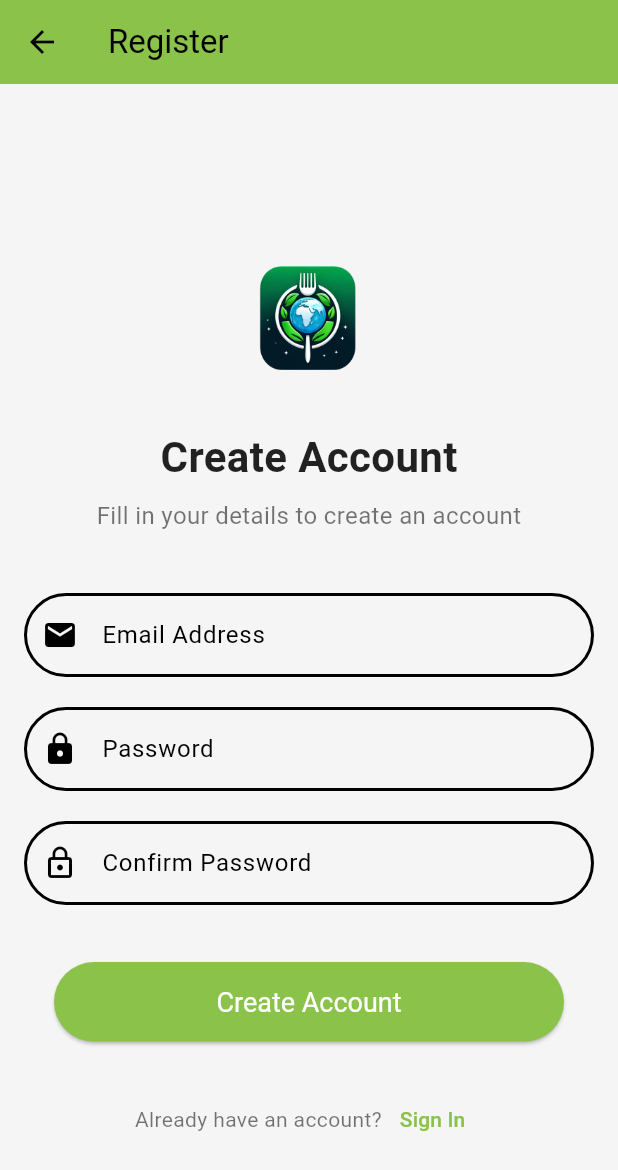
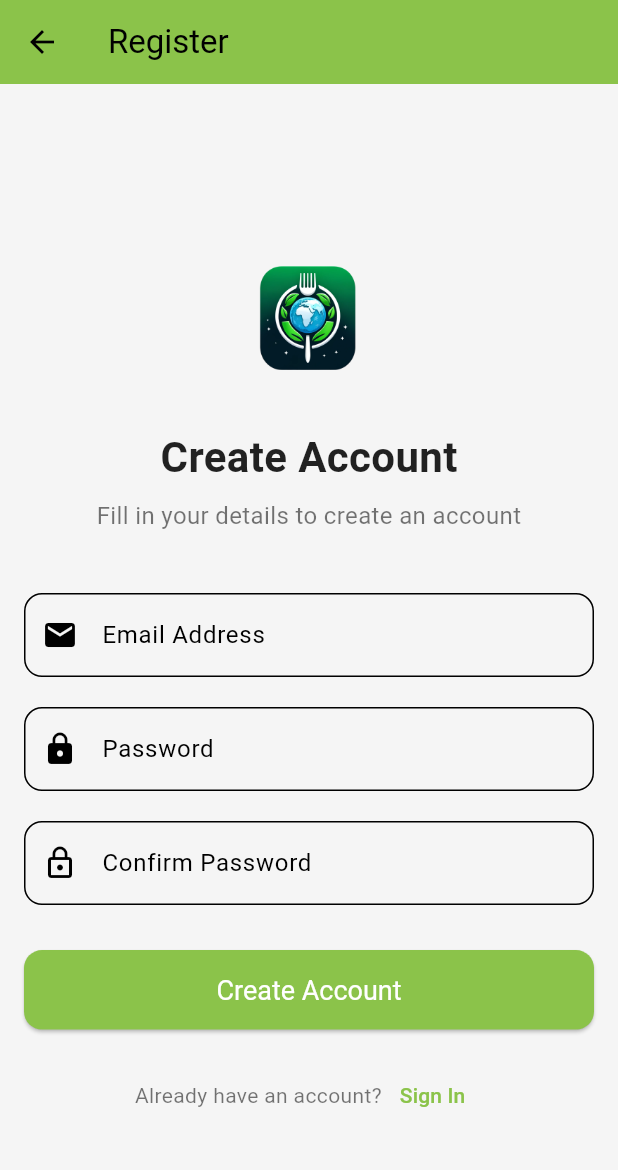
Before and after one commit to PabloSimonEstrada/FoodWastedApp, a Flutter app: the CreateAccountPage screen opened by its route, on a phone screen of 412 x 824 dp. Shown: the top 1170 px of the screen. Run offline on Flutter 3.47's test engine with Material 3 defaults, Android fonts, the phone set to English and light mode, and no system bars; our stand-ins replace charts_flutter, cloud_firestore, firebase_core; missing offline and left inert: flutter_barcode_scanner; accounts and stored records are empty; Roboto replaces fonts that are missing (OpenSans).

Commit message:
first version

```diff
--- a/lib/views/register1.dart
+++ b/lib/views/register1.dart
@@ -66,24 +66,14 @@ class _CreateAccountPageState extends State<CreateAccountPage> {
               // Email TextField
               TextFormField(
                 controller: _emailController,
-                decoration: InputDecoration(
+                decoration: const InputDecoration(
                   labelText: 'Email Address',
                   border: OutlineInputBorder(
-                    borderRadius: BorderRadius.circular(30.0),
-                    borderSide: const BorderSide(color: Colors.black),
+                    borderRadius: BorderRadius.all(Radius.circular(12.0)),
                   ),
-                  enabledBorder: OutlineInputBorder(
-                    borderRadius: BorderRadius.circular(30.0),
-                    borderSide: const BorderSide(color: Colors.black, width: 2.0),
-                  ),
-                  focusedBorder: OutlineInputBorder(
-                    borderRadius: BorderRadius.circular(30.0),
-                    borderSide: const BorderSide(color: Colors.black, width: 2.0),
-                  ),
-                  prefixIcon: const Icon(Icons.email, color: Colors.black),
+                  prefixIcon: Icon(Icons.email),
                 ),
                 keyboardType: TextInputType.emailAddress,
-                style: const TextStyle(color: Colors.black),
                 validator: (value) {
                   if (value == null || value.isEmpty) {
                     return 'Please enter your email';
@@ -97,24 +87,14 @@ class _CreateAccountPageState extends State<CreateAccountPage> {
               // Password TextField
               TextFormField(
                 controller: _passwordController,
-                decoration: InputDecoration(
+                decoration: const InputDecoration(
                   labelText: 'Password',
                   border: OutlineInputBorder(
-                    borderRadius: BorderRadius.circular(30.0),
-                    borderSide: const BorderSide(color: Colors.black),
+                    borderRadius: BorderRadius.all(Radius.circular(12.0)),
                   ),
-                  enabledBorder: OutlineInputBorder(
-                    borderRadius: BorderRadius.circular(30.0),
-                    borderSide: const BorderSide(color: Colors.black, width: 2.0),
-                  ),
-                  focusedBorder: OutlineInputBorder(
-                    borderRadius: BorderRadius.circular(30.0),
-                    borderSide: const BorderSide(color: Colors.black, width: 2.0),
-                  ),
-                  prefixIcon: const Icon(Icons.lock, color: Colors.black),
+                  prefixIcon: Icon(Icons.lock),
                 ),
                 obscureText: true,
-                style: const TextStyle(color: Colors.black),
                 validator: (value) {
                   if (value == null || value.isEmpty) {
                     return 'Please enter your password';
@@ -128,24 +108,14 @@ class _CreateAccountPageState extends State<CreateAccountPage> {
               // Confirm Password TextField
               TextFormField(
                 controller: _confirmPasswordController,
-                decoration: InputDecoration(
+                decoration: const InputDecoration(
                   labelText: 'Confirm Password',
                   border: OutlineInputBorder(
-                    borderRadius: BorderRadius.circular(30.0),
-                    borderSide: const BorderSide(color: Colors.black),
+                    borderRadius: BorderRadius.all(Radius.circular(12.0)),
                   ),
-                  enabledBorder: OutlineInputBorder(
-                    borderRadius: BorderRadius.circular(30.0),
-                    borderSide: const BorderSide(color: Colors.black, width: 2.0),
-                  ),
-                  focusedBorder: OutlineInputBorder(
-                    borderRadius: BorderRadius.circular(30.0),
-                    borderSide: const BorderSide(color: Colors.black, width: 2.0),
-                  ),
-                  prefixIcon: const Icon(Icons.lock_outline, color: Colors.black),
+                  prefixIcon: Icon(Icons.lock_outline),
                 ),
                 obscureText: true,
-                style: const TextStyle(color: Colors.black),
                 validator: (value) {
                   if (value != _passwordController.text) {
                     return 'Passwords do not match';
@@ -155,10 +125,7 @@ class _CreateAccountPageState extends State<CreateAccountPage> {
               ),
               const SizedBox(height: 30),
               // Create Account Button
-              Container(
-                width: double.infinity,
-                margin: const EdgeInsets.symmetric(vertical: 8, horizontal: 20),
-                child: ElevatedButton(
+              ElevatedButton(
                 onPressed: () {
                   if (_formKey.currentState!.validate()) {
                     // Aquí puede realizar el registro con el backend
@@ -173,8 +140,9 @@ class _CreateAccountPageState extends State<CreateAccountPage> {
                 style: ElevatedButton.styleFrom(
                   backgroundColor: Colors.lightGreen,
                   shape: RoundedRectangleBorder(
-                      borderRadius: BorderRadius.circular(30),
+                    borderRadius: BorderRadius.circular(12),
                   ),
+                  minimumSize: const Size(double.infinity, 50),
                   padding: const EdgeInsets.symmetric(vertical: 16),
                   textStyle: const TextStyle(fontSize: 18),
                 ),
@@ -182,7 +150,6 @@ class _CreateAccountPageState extends State<CreateAccountPage> {
                   'Create Account',
                   style: TextStyle(
                     color: Colors.white,  // Texto blanco para que sea visible
-                    ),
                   ),
                 ),
               ),
```
Also changed, not shown: lib/views/login.dart (+10 -36 lines). Lines whose indentation alone changed are shown as unchanged.
